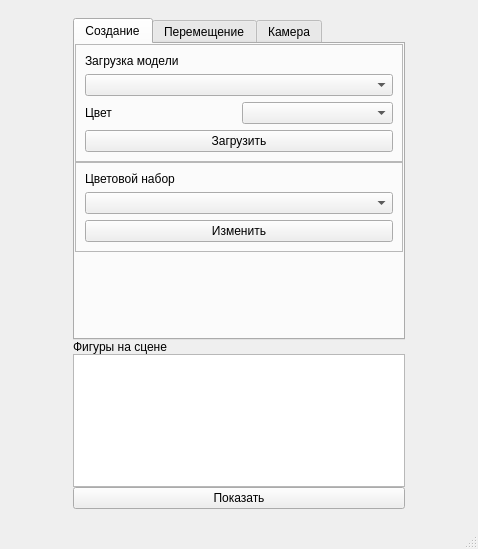
Qt form gui/mainWindow.ui (CakeForKit/cg_cp) before a commit.
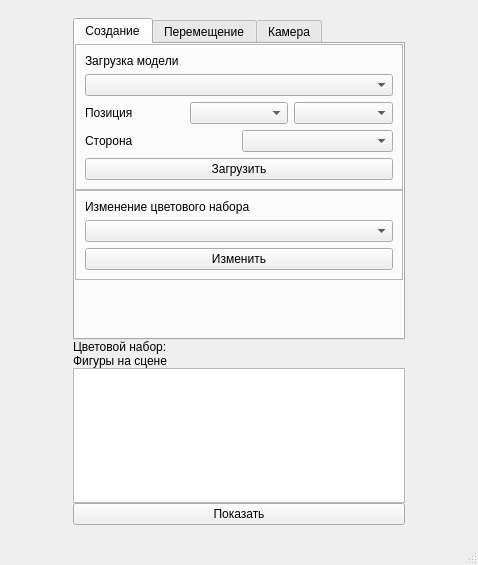
The same form after that commit.

```diff
--- a/gui/mainWindow.ui
+++ b/gui/mainWindow.ui
@@ -7,7 +7,7 @@
     <x>0</x>
     <y>0</y>
     <width>478</width>
-    <height>549</height>
+    <height>565</height>
    </rect>
   </property>
   <property name="windowTitle">
@@ -89,12 +89,29 @@
               <item>
                <widget class="QComboBox" name="ModelsComboBox"/>
               </item>
+              <item>
+               <layout class="QHBoxLayout" name="horizontalLayout">
+                <item>
+                 <widget class="QLabel" name="label_3">
+                  <property name="text">
+                   <string>Позиция</string>
+                  </property>
+                 </widget>
+                </item>
+                <item>
+                 <widget class="QComboBox" name="iPosComboBox"/>
+                </item>
+                <item>
+                 <widget class="QComboBox" name="jPosComboBox"/>
+                </item>
+               </layout>
+              </item>
               <item>
                <layout class="QHBoxLayout" name="horizontalLayout_12">
                 <item>
                  <widget class="QLabel" name="label_2">
                   <property name="text">
-                   <string>Цвет</string>
+                   <string>Сторона</string>
                   </property>
                  </widget>
                 </item>
@@ -125,7 +142,7 @@
               <item>
                <widget class="QLabel" name="label_21">
                 <property name="text">
-                 <string>Цветовой набор</string>
+                 <string>Изменение цветового набора</string>
                 </property>
                </widget>
               </item>
@@ -489,6 +506,24 @@
          </widget>
         </widget>
        </item>
+       <item>
+        <layout class="QHBoxLayout" name="horizontalLayout_2">
+         <item>
+          <widget class="QLabel" name="label_33">
+           <property name="text">
+            <string>Цветовой набор:</string>
+           </property>
+          </widget>
+         </item>
+         <item>
+          <widget class="QLabel" name="PairMaterialLabel">
+           <property name="text">
+            <string/>
+           </property>
+          </widget>
+         </item>
+        </layout>
+       </item>
        <item>
         <widget class="QLabel" name="label_32">
          <property name="text">
@@ -497,7 +532,14 @@
         </widget>
        </item>
        <item>
-        <widget class="QTableView" name="tableView_2"/>
+        <widget class="QTableWidget" name="TableWidget">
+         <property name="horizontalScrollMode">
+          <enum>QAbstractItemView::ScrollPerPixel</enum>
+         </property>
+         <attribute name="verticalHeaderVisible">
+          <bool>false</bool>
+         </attribute>
+        </widget>
        </item>
        <item>
         <widget class="QPushButton" name="drawBtn">
```
Left out of the diff: 16 changed lines with no effect on the pictures.
